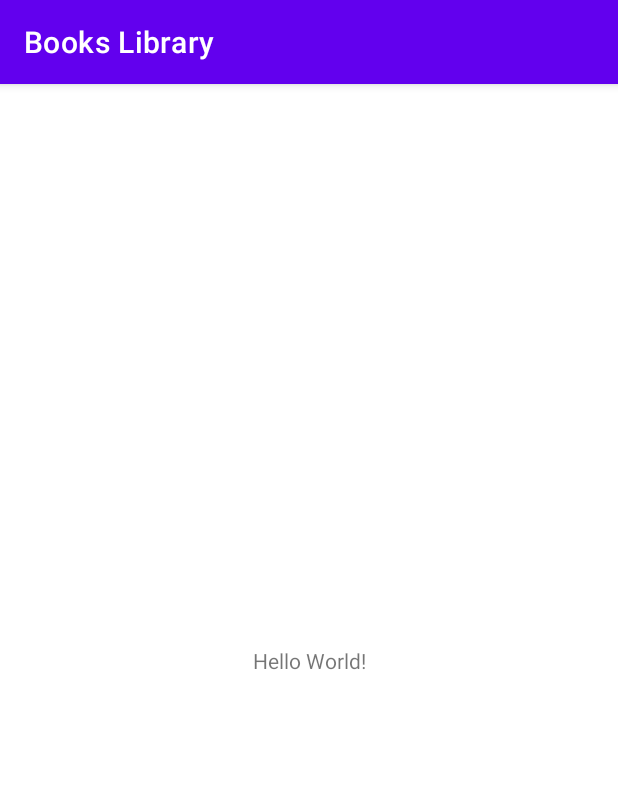
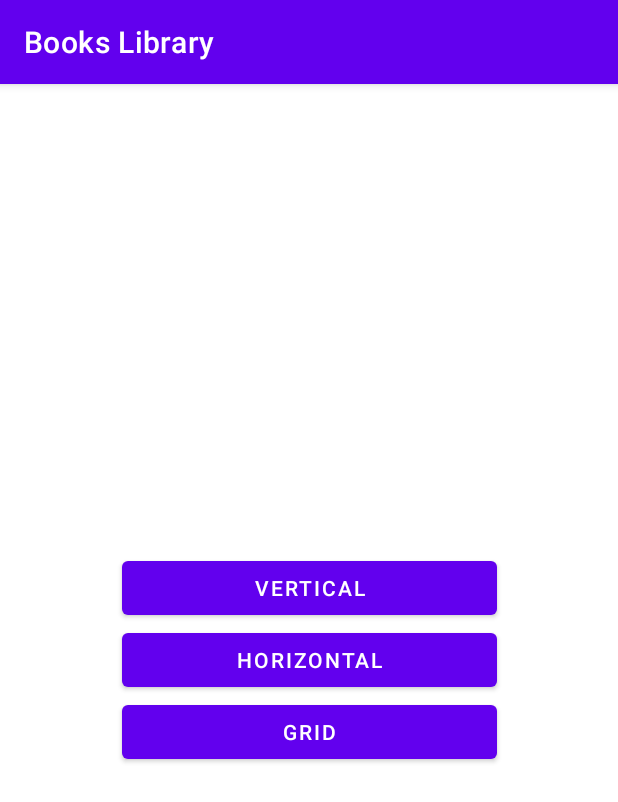
Before and after one commit to iAhmed3v/BooksLibrary, an Android app: the screen it shows after launch (MainActivity), on a phone screen of 412 x 824 dp. Shown: the top 802 px of the screen. Run offline under Robolectric (Android 15) with nearby library versions, the phone set to English and light mode, and no system bars.

Commit message:
update MainActivity.kt and activity_main.xml

```diff
--- a/app/src/main/java/com/ahmed3v/bookslibrary/MainActivity.kt
+++ b/app/src/main/java/com/ahmed3v/bookslibrary/MainActivity.kt
@@ -1,11 +1,44 @@
 package com.ahmed3v.bookslibrary
 
+import android.content.Intent
 import androidx.appcompat.app.AppCompatActivity
 import android.os.Bundle
+import com.ahmed3v.bookslibrary.databinding.ActivityMainBinding
 
 class MainActivity : AppCompatActivity() {
+
+    private lateinit var binding: ActivityMainBinding
+    private lateinit var listIntent: Intent
+
     override fun onCreate(savedInstanceState: Bundle?) {
         super.onCreate(savedInstanceState)
-        setContentView(R.layout.activity_main)
+
+        // Setup view binding
+        binding = ActivityMainBinding.inflate(layoutInflater)
+        setContentView(binding.root)
+
+        // Launch the VerticalListActivity on verticalBtn click
+        binding.verticalBtn.setOnClickListener { launchVertical() }
+
+        // Launch the HorizontalListActivity on horizontalBtn click
+        binding.horizontalBtn.setOnClickListener { launchHorizontal() }
+
+        // Launch the GridListActivity on gridBtn click
+        binding.gridBtn.setOnClickListener { launchGrid() }
+    }
+
+    private fun launchVertical() {
+        listIntent = Intent(this, VerticalListActivity::class.java)
+        startActivity(listIntent)
+    }
+
+    private fun launchHorizontal() {
+        listIntent = Intent(this, HorizontalListActivity::class.java)
+        startActivity(listIntent)
+    }
+
+    private fun launchGrid() {
+        listIntent = Intent(this, GridListActivity::class.java)
+        startActivity(listIntent)
     }
 }
--- a/app/src/main/res/layout/activity_main.xml
+++ b/app/src/main/res/layout/activity_main.xml
@@ -1,18 +1,40 @@
 <?xml version="1.0" encoding="utf-8"?>
-<androidx.constraintlayout.widget.ConstraintLayout xmlns:android="http://schemas.android.com/apk/res/android"
-    xmlns:app="http://schemas.android.com/apk/res-auto"
+<androidx.constraintlayout.widget.ConstraintLayout
+    xmlns:android="http://schemas.android.com/apk/res/android"
     xmlns:tools="http://schemas.android.com/tools"
     android:layout_width="match_parent"
     android:layout_height="match_parent"
+    xmlns:app="http://schemas.android.com/apk/res-auto"
+    android:orientation="vertical"
     tools:context=".MainActivity">
 
-    <TextView
+    <Button
+        android:id="@+id/horizontal_btn"
         android:layout_width="wrap_content"
         android:layout_height="wrap_content"
-        android:text="Hello World!"
-        app:layout_constraintBottom_toBottomOf="parent"
-        app:layout_constraintLeft_toLeftOf="parent"
-        app:layout_constraintRight_toRightOf="parent"
-        app:layout_constraintTop_toTopOf="parent" />
+        android:minWidth="@dimen/button_width"
+        android:text="@string/horizontal"
+        app:layout_constraintStart_toStartOf="parent"
+        app:layout_constraintEnd_toEndOf="parent"
+        app:layout_constraintTop_toTopOf="parent"
+        app:layout_constraintBottom_toBottomOf="parent"/>
+
+    <Button
+        android:id="@+id/vertical_btn"
+        android:layout_width="wrap_content"
+        android:layout_height="wrap_content"
+        android:minWidth="@dimen/button_width"
+        android:text="@string/vertical"
+        app:layout_constraintStart_toStartOf="@id/horizontal_btn"
+        app:layout_constraintBottom_toTopOf="@id/horizontal_btn"/>
+
+    <Button
+        android:id="@+id/grid_btn"
+        android:layout_width="wrap_content"
+        android:layout_height="wrap_content"
+        android:minWidth="@dimen/button_width"
+        android:text="@string/grid"
+        app:layout_constraintStart_toStartOf="@+id/horizontal_btn"
+        app:layout_constraintTop_toBottomOf="@id/horizontal_btn"/>
 
 </androidx.constraintlayout.widget.ConstraintLayout>
--- /dev/null
+++ b/app/src/main/res/values/dimens.xml
@@ -0,0 +1,4 @@
+<?xml version="1.0" encoding="utf-8"?>
+<resources>
+    <dimen name="button_width">250dp</dimen>
+</resources>
--- a/app/src/main/res/values/strings.xml
+++ b/app/src/main/res/values/strings.xml
@@ -1,3 +1,6 @@
 <resources>
     <string name="app_name">Books Library</string>
+    <string name="horizontal">Horizontal</string>
+    <string name="vertical">Vertical</string>
+    <string name="grid">Grid</string>
 </resources>
```
